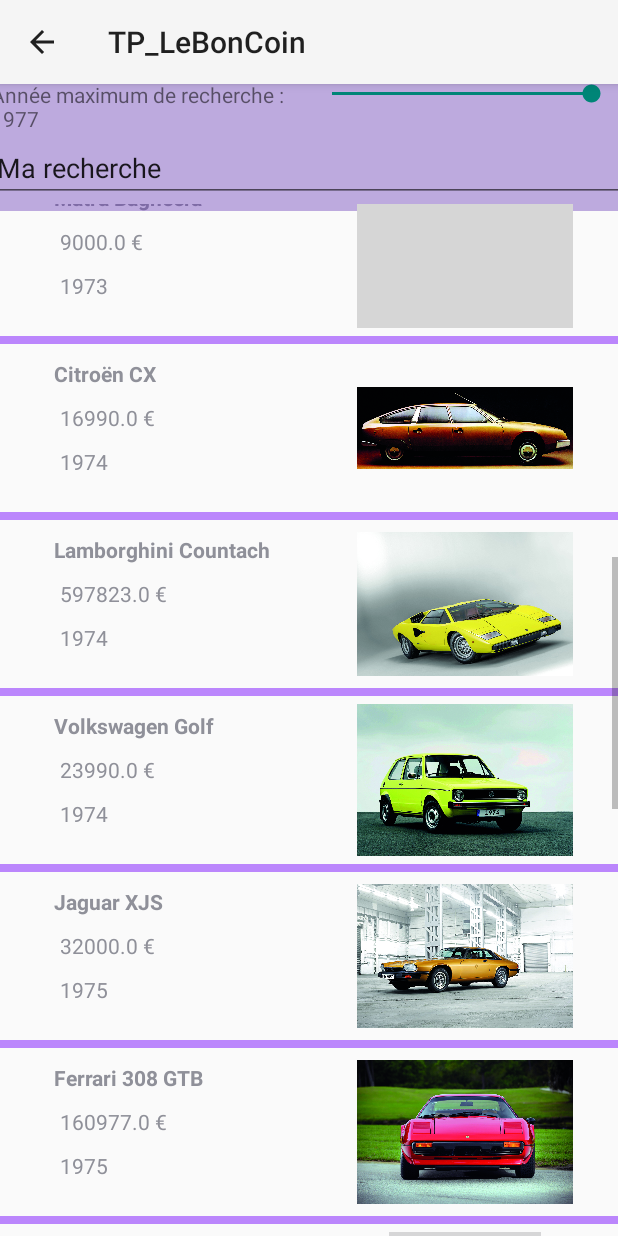
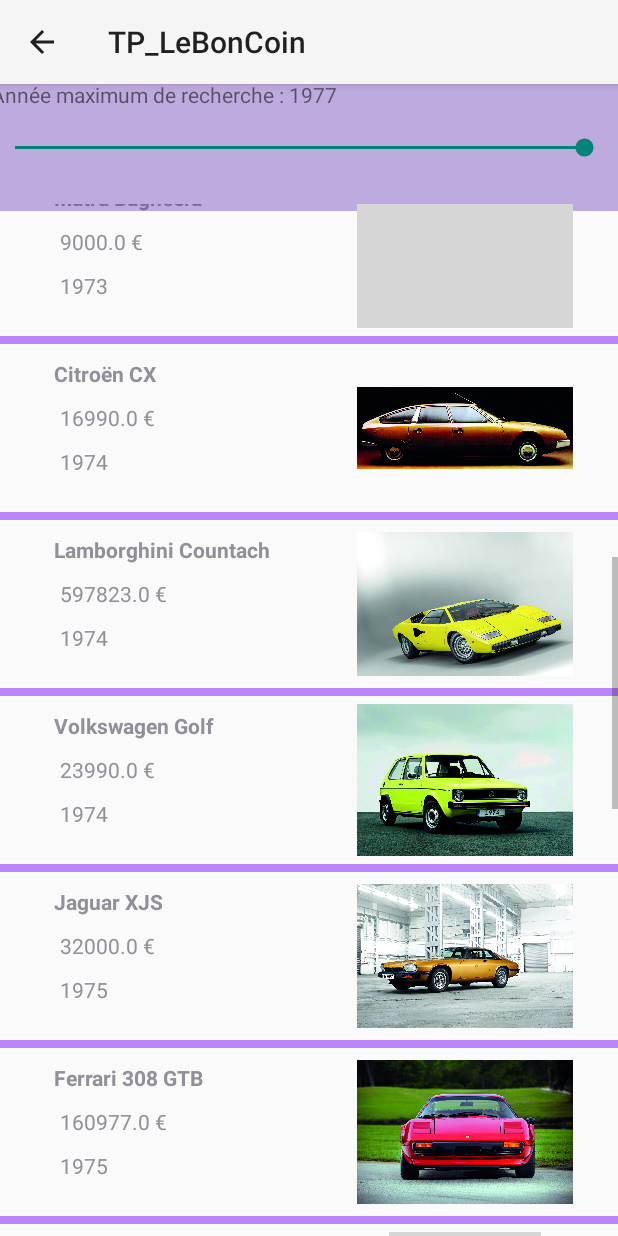
Before and after one commit to titouan-aclr/AMSE_Android, an Android app: the AnnoncesListe screen opened directly, with no data from a screen before it, scrolled down 962 dp, on a phone screen of 412 x 824 dp. Run offline under Robolectric (Android 15) with nearby library versions, the phone set to English and light mode, and no system bars; grey boxes are pictures that could not be loaded.

Commit message:
avant merge

```diff
--- a/app/src/main/java/org/imt/nordeurope/titouanauclair/tp_leboncoin/AnnoncesListe.java
+++ b/app/src/main/java/org/imt/nordeurope/titouanauclair/tp_leboncoin/AnnoncesListe.java
@@ -56,7 +56,7 @@
         this.SeekBarAnnee.setProgress(findMaxYear(listedAnnonces));
         this.annee_max_visualisation.setText("Année maximum de recherche : " + Integer.toString(findMaxYear(listedAnnonces)));
 
-        contenuBarreDeRecherche = String.valueOf((EditText) findViewById(R.id.barreDeRecherche));
+
 
 
         SeekBarAnnee.setOnSeekBarChangeListener(new SeekBar.OnSeekBarChangeListener() {
--- a/app/src/main/res/layout/activity_annonces_liste.xml
+++ b/app/src/main/res/layout/activity_annonces_liste.xml
@@ -34,42 +34,21 @@
             android:layout_height="match_parent"
             android:orientation="vertical">
 
-            <LinearLayout
-                android:layout_width="match_parent"
-                android:layout_height="wrap_content"
-                android:orientation="horizontal">
-
             <TextView
                 android:id="@+id/valueBar"
-                    android:layout_width="211dp"
+                android:layout_width="414dp"
                 android:layout_height="36dp"
                 android:text="TextView" />
 
             <SeekBar
                 android:id="@+id/seekBarAnnee"
-                    android:layout_width="205dp"
+                android:layout_width="412dp"
                 android:layout_height="wrap_content" />
 
             <LinearLayout
                 android:layout_width="match_parent"
-                    android:layout_height="match_parent"
-                    android:orientation="vertical"></LinearLayout>
-            </LinearLayout>
-
-            <LinearLayout
-                android:layout_width="match_parent"
                 android:layout_height="65dp"
-                android:orientation="horizontal">
-
-                <EditText
-                    android:id="@+id/barreDeRecherche"
-                    android:layout_width="238dp"
-                    android:layout_height="wrap_content"
-                    android:layout_weight="1"
-                    android:ems="10"
-                    android:inputType="text"
-                    android:text="Ma recherche" />
-            </LinearLayout>
+                android:orientation="horizontal"/>
         </LinearLayout>
 
     </LinearLayout>
```
Lines whose indentation alone changed are shown as unchanged.
